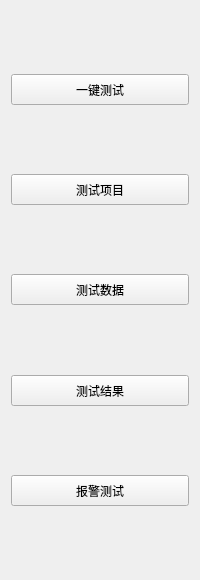
Above: IDC_TestSystem/SI-PDU/toolbox/sitesttoolwid.ui from ChinaClever/IDC_TestSystem before the change. Below: the same form after it.
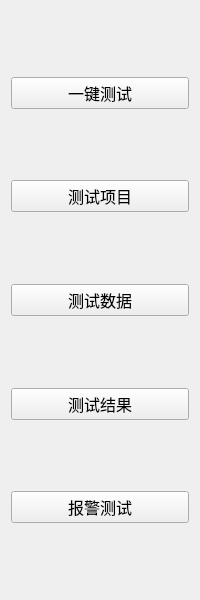
That is the form after the change.

Diff of the .ui file:
```diff
--- a/IDC_TestSystem/SI-PDU/toolbox/sitesttoolwid.ui
+++ b/IDC_TestSystem/SI-PDU/toolbox/sitesttoolwid.ui
@@ -7,9 +7,15 @@
     <x>0</x>
     <y>0</y>
     <width>200</width>
-    <height>580</height>
+    <height>600</height>
    </rect>
   </property>
+  <property name="font">
+   <font>
+    <family>微软雅黑</family>
+    <pointsize>12</pointsize>
+   </font>
+  </property>
   <property name="windowTitle">
    <string>Form</string>
   </property>
```
